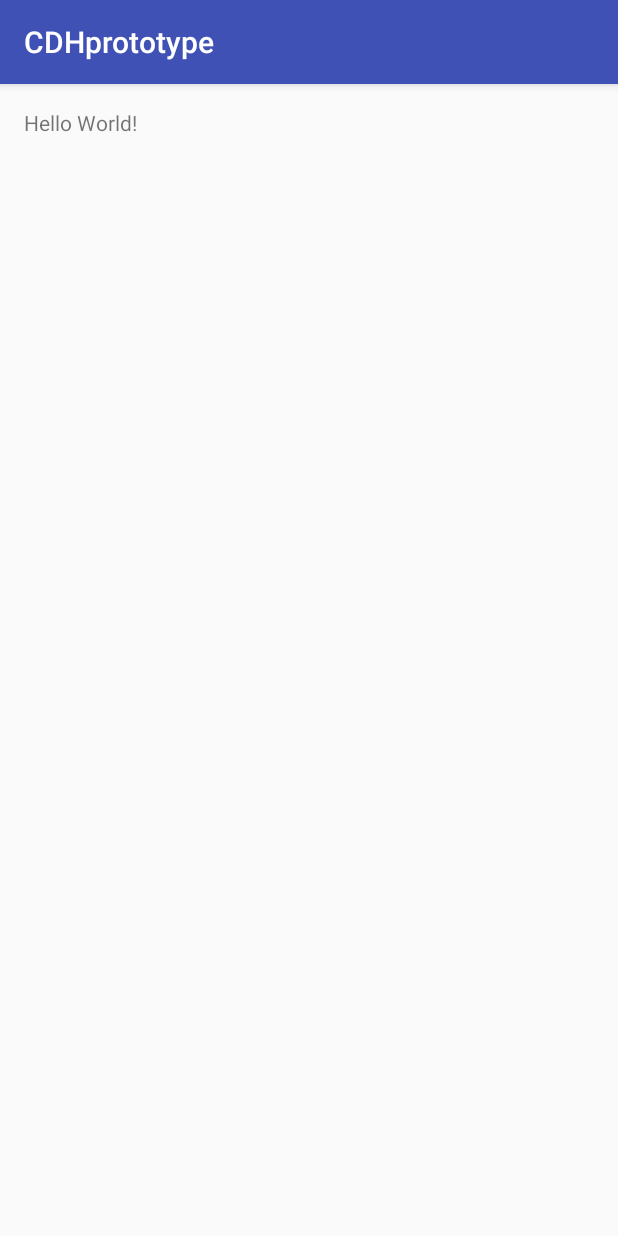
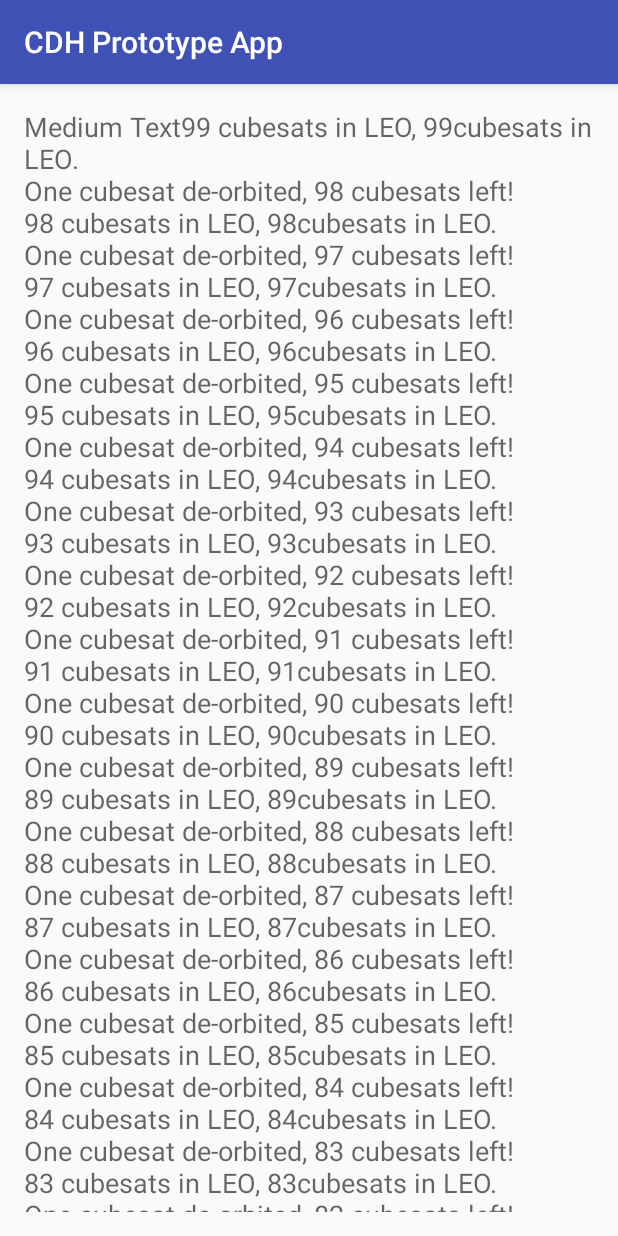
Before and after one commit to Thunderbird-CDH-Payload/2015, an Android app: the screen it shows after launch (MainActivity), on a phone screen of 412 x 824 dp. Run offline under Robolectric (Android 15) with nearby library versions, the phone set to English and light mode, and no system bars.

Commit message:
Added 99 Cubesats on LEO
LEO WEO

```diff
--- a/Android/CDHprototype/app/src/main/AndroidManifest.xml
+++ b/Android/CDHprototype/app/src/main/AndroidManifest.xml
@@ -19,6 +19,17 @@
                 <category android:name="android.intent.category.LAUNCHER" />
             </intent-filter>
         </activity>
+
+        <receiver android:enabled="true" android:exported="true"
+            android:name="package.MainActivity"
+            android:permission="android.permission.RECEIVE_BOOT_COMPLETED">
+            <intent-filter>
+                <action android:name="android.intent.action.BOOT_COMPLETED" />
+                <action android:name="android.intent.action.QUICKBOOT_POWERON" />
+                <category android:name="android.intent.category.DEFAULT" />
+            </intent-filter>
+        </receiver>
+
     </application>
 
 </manifest>
--- a/Android/CDHprototype/app/src/main/java/com/example/aschere/cdhprototype/MainActivity.java
+++ b/Android/CDHprototype/app/src/main/java/com/example/aschere/cdhprototype/MainActivity.java
@@ -2,14 +2,49 @@ package com.example.aschere.cdhprototype;
 
 import android.support.v7.app.AppCompatActivity;
 import android.os.Bundle;
+import android.widget.TextView;
 
 public class MainActivity extends AppCompatActivity {
+
+    //TODO: Everything
 
     @Override
     protected void onCreate(Bundle savedInstanceState) {
         super.onCreate(savedInstanceState);
         setContentView(R.layout.activity_main);
 
-
+        TextView bView = (TextView)findViewById(R.id.beerView);
+        for(int i = 99; i >= 1; i--)
+        {
+            if(i >= 3)
+            {
+                String textedI = Integer.toString(i);
+                bView.append(textedI);
+                bView.append(" cubesats in LEO, ");
+                bView.append(textedI);
+                bView.append("cubesats in LEO.\n");
+                bView.append("One cubesat de-orbited, ");
+                textedI = Integer.toString(i-1);
+                bView.append(textedI);
+                bView.append(" cubesats left!\n");
+            }
+            else if(i == 2)
+            {
+                String textedI = Integer.toString(i);
+                bView.append(textedI);
+                bView.append(" cubesats in LEO, ");
+                bView.append(textedI);
+                bView.append("cubesats in LEO.\n");
+                bView.append("One cubesat de-orbited, ");
+                bView.append("One cubesat left!\n");
+            }
+            else if(i == 1)
+            {
+                bView.append("One cubesat in LEO, ");
+                bView.append("one cubesat in LEO.\n");
+                bView.append("One cubesat de-orbited, ");
+                bView.append("one cubesat left!\n");
+            }
+        }
     }
 }
--- a/Android/CDHprototype/app/src/main/res/layout/activity_main.xml
+++ b/Android/CDHprototype/app/src/main/res/layout/activity_main.xml
@@ -6,6 +6,16 @@
     android:paddingTop="@dimen/activity_vertical_margin"
     android:paddingBottom="@dimen/activity_vertical_margin" tools:context=".MainActivity">
 
-    <TextView android:text="Hello World!" android:layout_width="wrap_content"
-        android:layout_height="wrap_content" />
+    <TextView
+        android:layout_width="wrap_content"
+        android:layout_height="wrap_content"
+        android:textAppearance="?android:attr/textAppearanceMedium"
+        android:text="Medium Text"
+        android:id="@+id/beerView"
+        android:layout_alignParentTop="true"
+        android:layout_alignParentLeft="true"
+        android:layout_alignParentStart="true"
+        android:layout_alignParentBottom="true"
+        android:layout_alignParentRight="true"
+        android:layout_alignParentEnd="true" />
 </RelativeLayout>
--- a/Android/CDHprototype/app/src/main/res/values/strings.xml
+++ b/Android/CDHprototype/app/src/main/res/values/strings.xml
@@ -1,3 +1,3 @@
 <resources>
-    <string name="app_name">CDHprototype</string>
+    <string name="app_name">CDH Prototype App</string>
 </resources>
```
